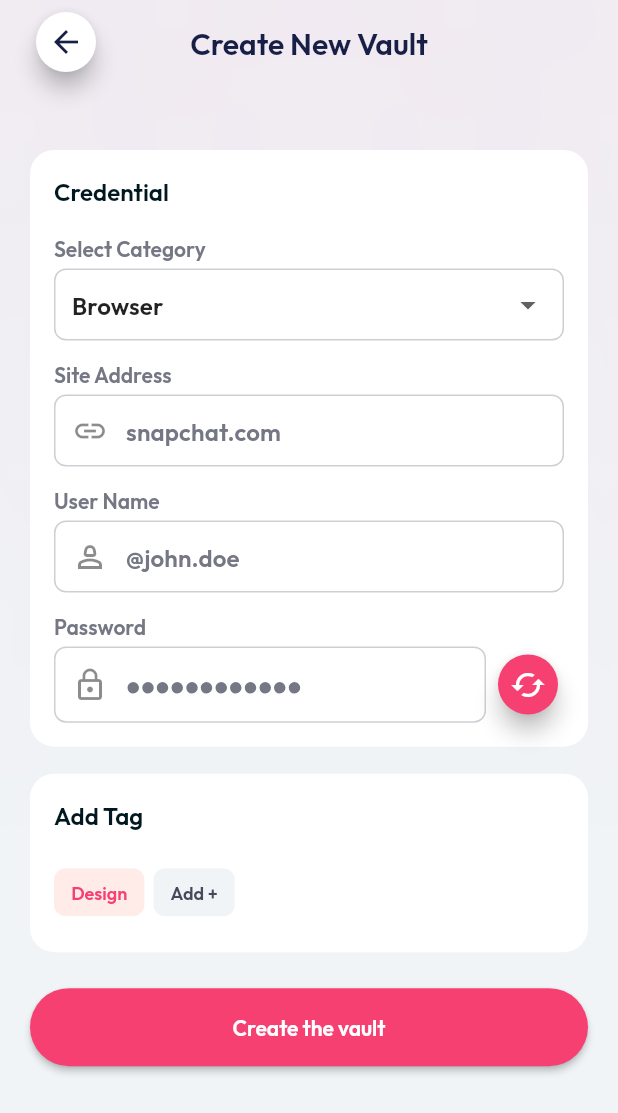
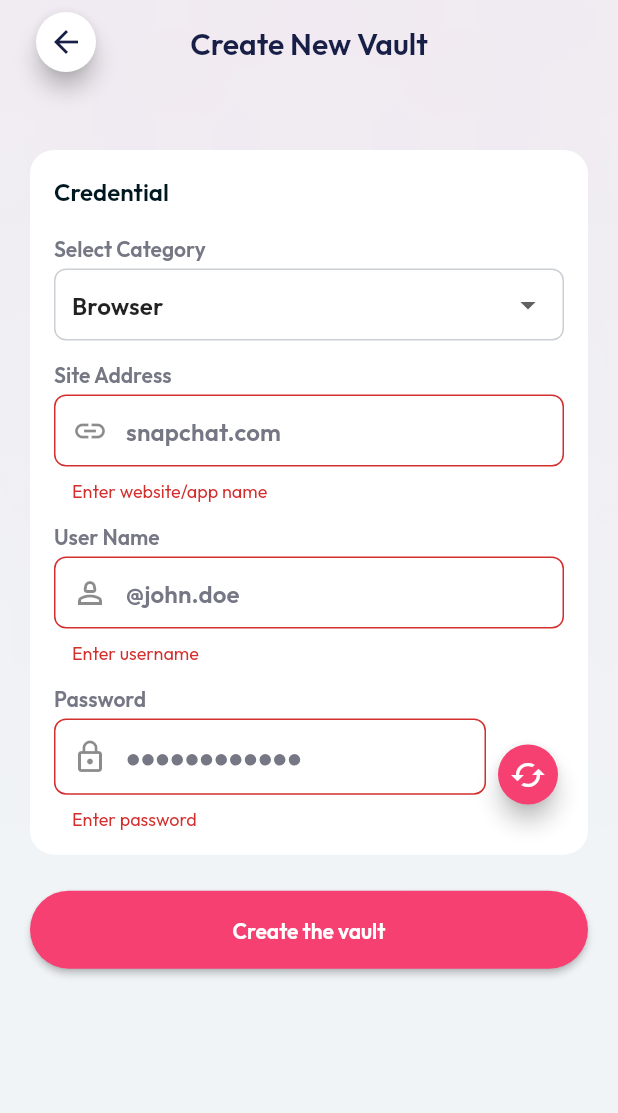
Before and after one commit to ssindher11/PassVault, a Flutter app: the CreateVaultPage screen opened directly, after a tap on "Create the vault", on a phone screen of 412 x 824 dp. Shown: the top 1113 px of the screen. Run offline on Flutter 3.47's test engine with Material 2 defaults, Android fonts, the phone set to English and light mode, and no system bars; our stand-ins replace equatable, floor, flutter_native_splash, flutter_slidable, flutter_svg, get and 4 more; accounts and stored records are empty; generated files the repository leaves out were written again.

Commit message:
Implemented blocs, connected list with data from DB

```diff
--- a/lib/data/models/local/vault_entity.dart
+++ b/lib/data/models/local/vault_entity.dart
@@ -2,7 +2,7 @@ import 'package:floor/floor.dart';
 
 @Entity(tableName: 'vault')
 class Vault {
-  @primaryKey
+  @PrimaryKey(autoGenerate: true)
   final int? id;
   final String category;
   final String username;
--- /dev/null
+++ b/lib/presentation/bloc/create_vault_bloc.dart
@@ -0,0 +1,17 @@
+import 'package:pass_vault/domain/repositories/vault_repository.dart';
+
+import '../../domain/entities/vault_model.dart';
+
+class CreateVaultBloc {
+  final VaultRepository vaultRepository;
+
+  CreateVaultBloc(this.vaultRepository);
+
+  Future<void> createVault(VaultModel vaultModel) async {
+    await vaultRepository.addVault(vaultModel);
+  }
+
+  Future<void> updateVault(VaultModel vaultModel) async {
+    await vaultRepository.addVault(vaultModel);
+  }
+}
--- a/lib/presentation/pages/create_vault_page.dart
+++ b/lib/presentation/pages/create_vault_page.dart
@@ -1,5 +1,8 @@
 import 'package:flutter/material.dart';
 import 'package:get/get.dart';
+import 'package:pass_vault/domain/entities/vault_model.dart';
+import 'package:pass_vault/injection.dart';
+import 'package:pass_vault/presentation/bloc/create_vault_bloc.dart';
 import 'package:pass_vault/res/images.dart';
 
 import '../../domain/usecases/get_favicon_use_case.dart';
@@ -15,11 +18,19 @@ class CreateVaultPage extends StatefulWidget {
 
 class _CreateVaultPageState extends State<CreateVaultPage> {
   final IGetFaviconUseCase getFaviconUseCase = GetFaviconUseCase();
+  final CreateVaultBloc _createVaultBloc = locator<CreateVaultBloc>();
+
   final _siteAddress = ''.obs;
   final _siteAddressController = TextEditingController();
   final _siteAddressDebouncer = Debouncer(milliseconds: 500);
 
-  final _categoriesList = ["Browser", "Mobile App", "Payment"];
+  final _usernameController = TextEditingController();
+  final _passwordController = TextEditingController();
+  String? usernameError;
+  String? siteAddressError;
+  String? passwordError;
+
+  final _categoriesList = ["Browser", "Mobile app", "Payment"];
   String? _selectedCategory = "Browser";
 
   final _obscureText = true.obs;
@@ -41,6 +52,8 @@ class _CreateVaultPageState extends State<CreateVaultPage> {
   @override
   void dispose() {
     _siteAddressController.dispose();
+    _usernameController.dispose();
+    _passwordController.dispose();
     _siteAddressDebouncer.dispose();
     super.dispose();
   }
@@ -148,6 +161,7 @@ class _CreateVaultPageState extends State<CreateVaultPage> {
           const SizedBox(height: 4),
           TextField(
             controller: _siteAddressController,
+            onChanged: (_) => setState(() { siteAddressError = null; }),
             maxLines: 1,
             decoration: InputDecoration(
                 contentPadding: const EdgeInsets.fromLTRB(12, 16, 12, 8),
@@ -167,7 +181,7 @@ class _CreateVaultPageState extends State<CreateVaultPage> {
                 prefixIcon: const Icon(Icons.link),
                 filled: true,
                 fillColor: Colors.white,
-            ),
+                errorText: siteAddressError),
             style: const TextStyle(color: darkTextColor),
             cursorColor: darkTextColor,
             textInputAction: TextInputAction.next,
@@ -182,6 +196,8 @@ class _CreateVaultPageState extends State<CreateVaultPage> {
           ),
           const SizedBox(height: 4),
           TextField(
+            controller: _usernameController,
+            onChanged: (_) => setState(() { usernameError = null; }),
             maxLines: 1,
             decoration: InputDecoration(
                 contentPadding: const EdgeInsets.fromLTRB(12, 16, 12, 8),
@@ -201,7 +217,7 @@ class _CreateVaultPageState extends State<CreateVaultPage> {
                 prefixIcon: const Icon(Icons.person_2_outlined),
                 filled: true,
                 fillColor: Colors.white,
-            ),
+                errorText: usernameError),
             style: const TextStyle(color: darkTextColor),
             cursorColor: darkTextColor,
             textInputAction: TextInputAction.next,
@@ -220,6 +236,8 @@ class _CreateVaultPageState extends State<CreateVaultPage> {
               Expanded(
                 child: Obx(
                   () => TextField(
+                    controller: _passwordController,
+                    onChanged: (_) => setState(() { passwordError = null; }),
                     maxLines: 1,
                     decoration: InputDecoration(
                       contentPadding: const EdgeInsets.fromLTRB(12, 16, 12, 8),
@@ -239,6 +257,7 @@ class _CreateVaultPageState extends State<CreateVaultPage> {
                       prefixIcon: const Icon(Icons.lock_outline),
                       filled: true,
                       fillColor: Colors.white,
+                      errorText: passwordError,
                       suffix: InkWell(
                         onTap: () {
                           _obscureText.value = !_obscureText.value;
@@ -285,7 +304,7 @@ class _CreateVaultPageState extends State<CreateVaultPage> {
     );
   }
 
-  Widget _buildAddTagsSection() {
+  /*Widget _buildAddTagsSection() {
     return Container(
       decoration: BoxDecoration(
         color: Colors.white,
@@ -350,6 +369,27 @@ class _CreateVaultPageState extends State<CreateVaultPage> {
         ],
       ),
     );
+  }*/
+
+  void _createVault() {
+    String username = _usernameController.text;
+    String siteAddress = _siteAddressController.text;
+    String password = _passwordController.text;
+    if (username.isNotEmpty && siteAddress.isNotEmpty && password.isNotEmpty) {
+      VaultModel vaultModel = VaultModel(
+        category: _selectedCategory ?? 'Browser',
+        username: _usernameController.text,
+        siteAddress: _siteAddressController.text,
+        passwordHash: _passwordController.text,
+        isFavourite: false,
+      );
+      _createVaultBloc.createVault(vaultModel);
+    } else {
+      usernameError = username.isEmpty ? 'Enter username' : null;
+      siteAddressError = siteAddress.isEmpty ? 'Enter website/app name' : null;
+      passwordError = password.isEmpty ? 'Enter password' : null;
+      setState(() {});
+    }
   }
 
   var isChipSelected = false;
@@ -406,9 +446,9 @@ class _CreateVaultPageState extends State<CreateVaultPage> {
                       SliverToBoxAdapter(
                         child: _buildCredentialSection(),
                       ),
-                      SliverToBoxAdapter(
+                      /*SliverToBoxAdapter(
                         child: _buildAddTagsSection(),
-                      ),
+                      ),*/
                       SliverPadding(
                         padding: const EdgeInsets.only(top: 24, bottom: 32),
                         sliver: SliverToBoxAdapter(
@@ -416,7 +456,7 @@ class _CreateVaultPageState extends State<CreateVaultPage> {
                             width: double.infinity,
                             margin: const EdgeInsets.symmetric(horizontal: 20),
                             child: ElevatedButton(
-                              onPressed: () {},
+                              onPressed: _createVault,
                               style: ButtonStyle(
                                 backgroundColor:
                                     MaterialStateProperty.all(redPrimary),
--- a/lib/res/images.dart
+++ b/lib/res/images.dart
@@ -3,3 +3,4 @@ const lightBackdrop = "assets/images/light_backdrop.png";
 const categoryBrowser = "assets/images/category_browser.svg";
 const categoryMobile = "assets/images/category_mobile.svg";
 const categoryPayment = "assets/images/category_payment.svg";
+const addFiles = "assets/images/add_files.svg";
--- a/pubspec.yaml
+++ b/pubspec.yaml
@@ -22,6 +22,8 @@ dependencies:
   flutter_slidable: ^2.0.0
   floor: ^1.4.1
   dartz: ^0.10.1
+  rxdart: ^0.27.7
+  get_it: ^7.2.0
 
 dev_dependencies:
   flutter_test:
@@ -43,6 +45,7 @@ flutter:
     - assets/images/category_mobile.svg
     - assets/images/category_payment.svg
     - assets/images/light_backdrop.png
+    - assets/images/add_files.svg
 
 
   # To add custom fonts to your application, add a fonts section here,
```
Also changed, not shown: lib/injection.dart (+22 -11 lines), lib/main.dart (+16 -1 lines), lib/presentation/bloc/vault_bloc.dart (added, +71 -0 lines), lib/presentation/pages/home_page_container.dart (+90 -13 lines), lib/presentation/views/category_row.dart (+14 -7 lines), lib/presentation/views/vault_list_item.dart (+23 -26 lines), assets/images/add_files.svg (added), lib/data/datasources/local/vault_database.g.dart, pubspec.lock. Lines whose indentation alone changed are shown as unchanged.
